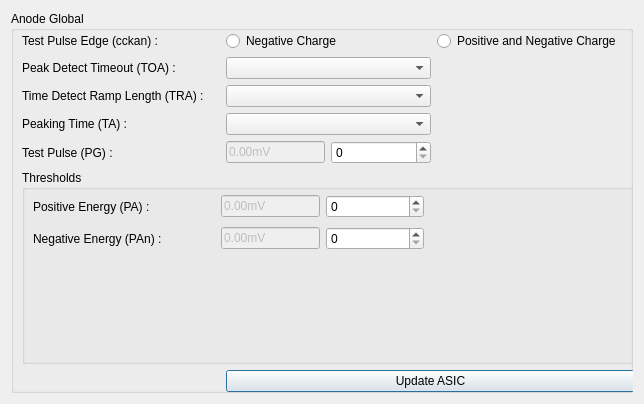
Above: qt/anodedialog.ui from eNorris/cztgui before the change. Below: the same form after it.
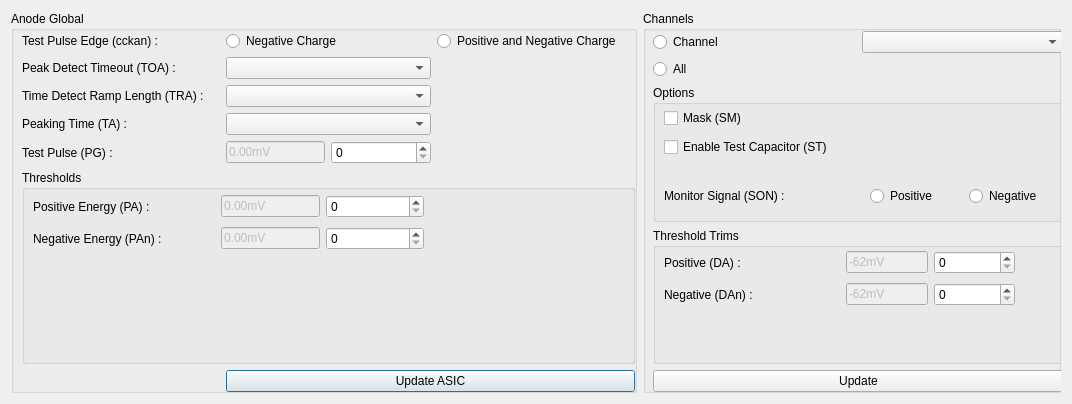
That is the form after the change.

```diff
--- a/qt/anodedialog.ui
+++ b/qt/anodedialog.ui
@@ -6,7 +6,7 @@
    <rect>
     <x>0</x>
     <y>0</y>
-    <width>644</width>
+    <width>1072</width>
     <height>404</height>
    </rect>
   </property>
@@ -15,6 +15,8 @@
   </property>
   <layout class="QVBoxLayout" name="verticalLayout">
    <item>
+    <layout class="QGridLayout" name="gridLayout_34" columnstretch="60,40">
+     <item row="0" column="0">
     <widget class="QGroupBox" name="anodeGlobalGroup">
      <property name="title">
       <string>Anode Global</string>
@@ -203,6 +205,215 @@
      </widget>
     </widget>
    </item>
+     <item row="0" column="1">
+      <widget class="QGroupBox" name="anodeChannelGroup">
+       <property name="title">
+        <string>Channels</string>
+       </property>
+       <widget class="QWidget" name="layoutWidget91">
+        <property name="geometry">
+         <rect>
+          <x>10</x>
+          <y>20</y>
+          <width>411</width>
+          <height>361</height>
+         </rect>
+        </property>
+        <layout class="QGridLayout" name="gridLayout_29" rowstretch="10,10,35,35,10">
+         <item row="0" column="0">
+          <widget class="QRadioButton" name="individualAnodeRadio">
+           <property name="text">
+            <string>Channel</string>
+           </property>
+          </widget>
+         </item>
+         <item row="0" column="1">
+          <widget class="QComboBox" name="anodeChannelNoCombo"/>
+         </item>
+         <item row="1" column="0">
+          <widget class="QRadioButton" name="allAnodesRadio">
+           <property name="text">
+            <string>All</string>
+           </property>
+          </widget>
+         </item>
+         <item row="2" column="0" colspan="2">
+          <widget class="QGroupBox" name="anodeChannelOptGroup">
+           <property name="title">
+            <string>Options</string>
+           </property>
+           <widget class="QWidget" name="layoutWidget9">
+            <property name="geometry">
+             <rect>
+              <x>11</x>
+              <y>20</y>
+              <width>397</width>
+              <height>106</height>
+             </rect>
+            </property>
+            <layout class="QGridLayout" name="gridLayout_21" columnstretch="65,30,30">
+             <item row="0" column="0">
+              <widget class="QCheckBox" name="anodeChannelMaskCheck">
+               <property name="text">
+                <string>Mask (SM)</string>
+               </property>
+              </widget>
+             </item>
+             <item row="1" column="0">
+              <widget class="QCheckBox" name="enableTestCapacitorCheck">
+               <property name="text">
+                <string>Enable Test Capacitor (ST)</string>
+               </property>
+              </widget>
+             </item>
+             <item row="3" column="0">
+              <widget class="QLabel" name="label_6">
+               <property name="text">
+                <string>Monitor Signal (SON) :</string>
+               </property>
+              </widget>
+             </item>
+             <item row="3" column="1">
+              <widget class="QRadioButton" name="anodeMonitorPosSignalCheck">
+               <property name="text">
+                <string>Positive</string>
+               </property>
+               <attribute name="buttonGroup">
+                <string notr="true">ASICAnodeChannelMonSignalBtnGroup</string>
+               </attribute>
+              </widget>
+             </item>
+             <item row="3" column="2">
+              <widget class="QRadioButton" name="anodeMonitorNegSignalCheck">
+               <property name="text">
+                <string>Negative</string>
+               </property>
+               <attribute name="buttonGroup">
+                <string notr="true">ASICAnodeChannelMonSignalBtnGroup</string>
+               </attribute>
+              </widget>
+             </item>
+             <item row="2" column="0" colspan="3">
+              <spacer name="horizontalSpacer_10">
+               <property name="orientation">
+                <enum>Qt::Horizontal</enum>
+               </property>
+               <property name="sizeHint" stdset="0">
+                <size>
+                 <width>40</width>
+                 <height>20</height>
+                </size>
+               </property>
+              </spacer>
+             </item>
+            </layout>
+           </widget>
+          </widget>
+         </item>
+         <item row="3" column="0" colspan="2">
+          <widget class="QGroupBox" name="anodeThresholdTrimsGroup">
+           <property name="title">
+            <string>Threshold Trims</string>
+           </property>
+           <widget class="QWidget" name="layoutWidget61">
+            <property name="geometry">
+             <rect>
+              <x>11</x>
+              <y>20</y>
+              <width>351</width>
+              <height>62</height>
+             </rect>
+            </property>
+            <layout class="QGridLayout" name="gridLayout_35" columnstretch="52,24,24">
+             <item row="0" column="0">
+              <widget class="QLabel" name="anodeChnlPosTrimLab">
+               <property name="text">
+                <string>Positive (DA) :</string>
+               </property>
+               <property name="alignment">
+                <set>Qt::AlignLeading|Qt::AlignLeft|Qt::AlignVCenter</set>
+               </property>
+              </widget>
+             </item>
+             <item row="0" column="1">
+              <widget class="QLineEdit" name="anodeChnlPosTrimValEdit">
+               <property name="enabled">
+                <bool>false</bool>
+               </property>
+               <property name="text">
+                <string>-62mV</string>
+               </property>
+              </widget>
+             </item>
+             <item row="0" column="2">
+              <widget class="QSpinBox" name="anodeChnlPosTrimSpinner">
+               <property name="minimum">
+                <number>0</number>
+               </property>
+               <property name="maximum">
+                <number>31</number>
+               </property>
+               <property name="singleStep">
+                <number>1</number>
+               </property>
+               <property name="value">
+                <number>0</number>
+               </property>
+              </widget>
+             </item>
+             <item row="1" column="0">
+              <widget class="QLabel" name="anodeChnlsNegTrimLab">
+               <property name="text">
+                <string>Negative (DAn) :</string>
+               </property>
+               <property name="alignment">
+                <set>Qt::AlignLeading|Qt::AlignLeft|Qt::AlignVCenter</set>
+               </property>
+              </widget>
+             </item>
+             <item row="1" column="1">
+              <widget class="QLineEdit" name="anodeChnlsNegTrimValEdit">
+               <property name="enabled">
+                <bool>false</bool>
+               </property>
+               <property name="text">
+                <string>-62mV</string>
+               </property>
+              </widget>
+             </item>
+             <item row="1" column="2">
+              <widget class="QSpinBox" name="anodeChnlsNegTrimSpinner">
+               <property name="minimum">
+                <number>0</number>
+               </property>
+               <property name="maximum">
+                <number>31</number>
+               </property>
+               <property name="singleStep">
+                <number>1</number>
+               </property>
+               <property name="value">
+                <number>0</number>
+               </property>
+              </widget>
+             </item>
+            </layout>
+           </widget>
+          </widget>
+         </item>
+         <item row="4" column="0" colspan="2">
+          <widget class="QPushButton" name="updateAnodeChannelButton">
+           <property name="text">
+            <string>Update</string>
+           </property>
+          </widget>
+         </item>
+        </layout>
+       </widget>
+      </widget>
+     </item>
+    </layout>
+   </item>
   </layout>
  </widget>
  <resources/>
```
Left out of the diff: 4 changed lines with no effect on the pictures. Lines whose indentation alone changed are shown as unchanged.
